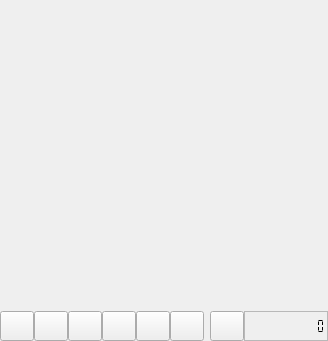
Old version of the form src/Gui/preview/ui/PreviewWidget.ui in the repository luyikei/VLMC.
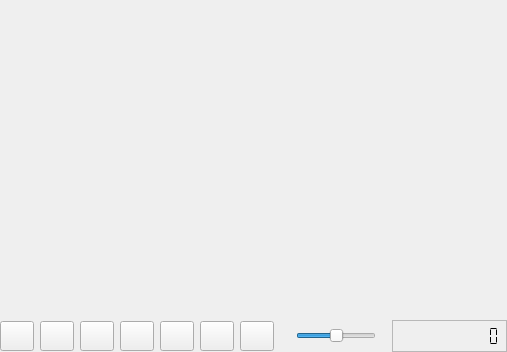
New version of the form. Icons and pictures are not drawn. Custom widgets are drawn as their Qt base class.

Commit message: PreviewWidget.ui: Add slider for controlling volume.

The edit to the form file:
```diff
--- a/src/Gui/preview/ui/PreviewWidget.ui
+++ b/src/Gui/preview/ui/PreviewWidget.ui
@@ -6,8 +6,8 @@
    <rect>
     <x>0</x>
     <y>0</y>
-    <width>328</width>
-    <height>341</height>
+    <width>507</width>
+    <height>352</height>
    </rect>
   </property>
   <property name="minimumSize">
@@ -28,6 +28,9 @@
    </property>
    <item row="2" column="0">
     <layout class="QHBoxLayout" name="horizontalLayout">
+     <property name="spacing">
+      <number>6</number>
+     </property>
      <item>
       <widget class="QPushButton" name="pushButtonPreviousFrame">
        <property name="sizePolicy">
@@ -250,19 +253,6 @@
        </property>
       </widget>
      </item>
-     <item>
-      <spacer name="horizontalSpacer">
-       <property name="orientation">
-        <enum>Qt::Horizontal</enum>
-       </property>
-       <property name="sizeHint" stdset="0">
-        <size>
-         <width>40</width>
-         <height>20</height>
-        </size>
-       </property>
-      </spacer>
-     </item>
      <item>
       <widget class="QPushButton" name="pushButtonStop">
        <property name="sizePolicy">
@@ -299,8 +289,83 @@
          <height>20</height>
         </size>
        </property>
+       <property name="autoDefault">
+        <bool>false</bool>
+       </property>
+       <property name="default">
+        <bool>false</bool>
+       </property>
+       <property name="flat">
+        <bool>false</bool>
+       </property>
       </widget>
      </item>
+     <item>
+      <spacer name="horizontalSpacer">
+       <property name="orientation">
+        <enum>Qt::Horizontal</enum>
+       </property>
+       <property name="sizeHint" stdset="0">
+        <size>
+         <width>20</width>
+         <height>20</height>
+        </size>
+       </property>
+      </spacer>
+     </item>
+     <item>
+      <widget class="QSlider" name="volumeSlider">
+       <property name="sizePolicy">
+        <sizepolicy hsizetype="Expanding" vsizetype="Fixed">
+         <horstretch>1</horstretch>
+         <verstretch>0</verstretch>
+        </sizepolicy>
+       </property>
+       <property name="minimumSize">
+        <size>
+         <width>80</width>
+         <height>32</height>
+        </size>
+       </property>
+       <property name="toolTip">
+        <string>Adjust Volume</string>
+       </property>
+       <property name="statusTip">
+        <string>Adjust Volume</string>
+       </property>
+       <property name="layoutDirection">
+        <enum>Qt::LeftToRight</enum>
+       </property>
+       <property name="maximum">
+        <number>100</number>
+       </property>
+       <property name="value">
+        <number>50</number>
+       </property>
+       <property name="orientation">
+        <enum>Qt::Horizontal</enum>
+       </property>
+       <property name="invertedControls">
+        <bool>false</bool>
+       </property>
+      </widget>
+     </item>
+     <item>
+      <spacer name="horizontalSpacer_2">
+       <property name="orientation">
+        <enum>Qt::Horizontal</enum>
+       </property>
+       <property name="sizeType">
+        <enum>QSizePolicy::Fixed</enum>
+       </property>
+       <property name="sizeHint" stdset="0">
+        <size>
+         <width>10</width>
+         <height>20</height>
+        </size>
+       </property>
+      </spacer>
+     </item>
      <item>
       <widget class="LCDTimecode" name="lcdNumber">
        <property name="minimumSize">
```
